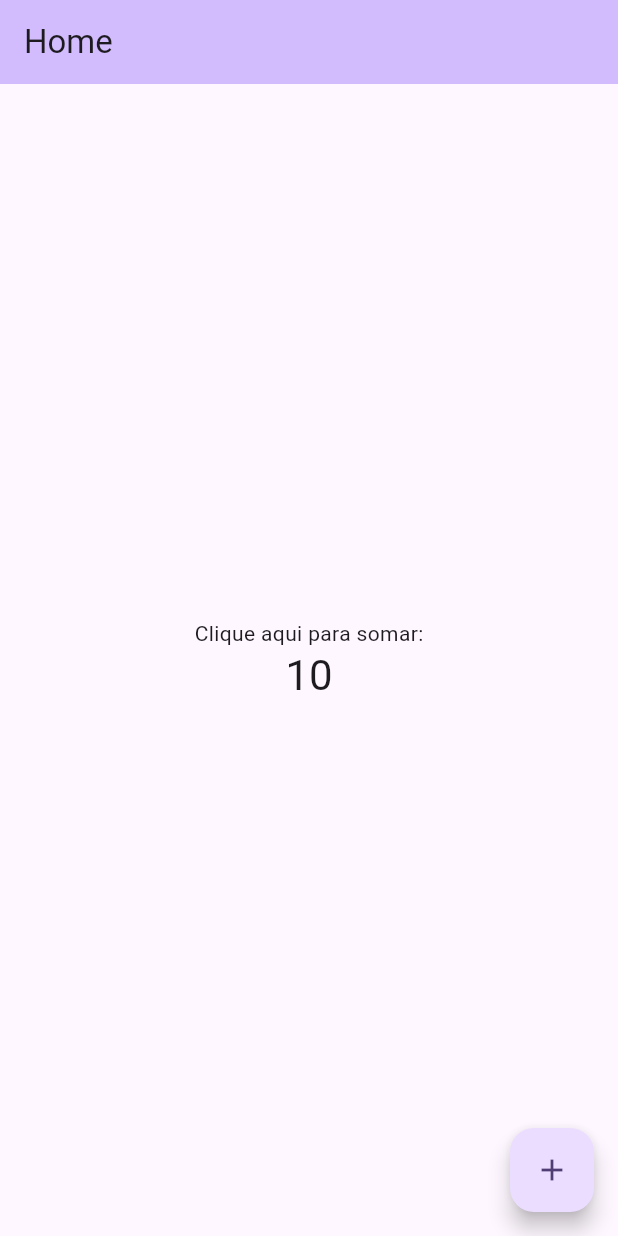
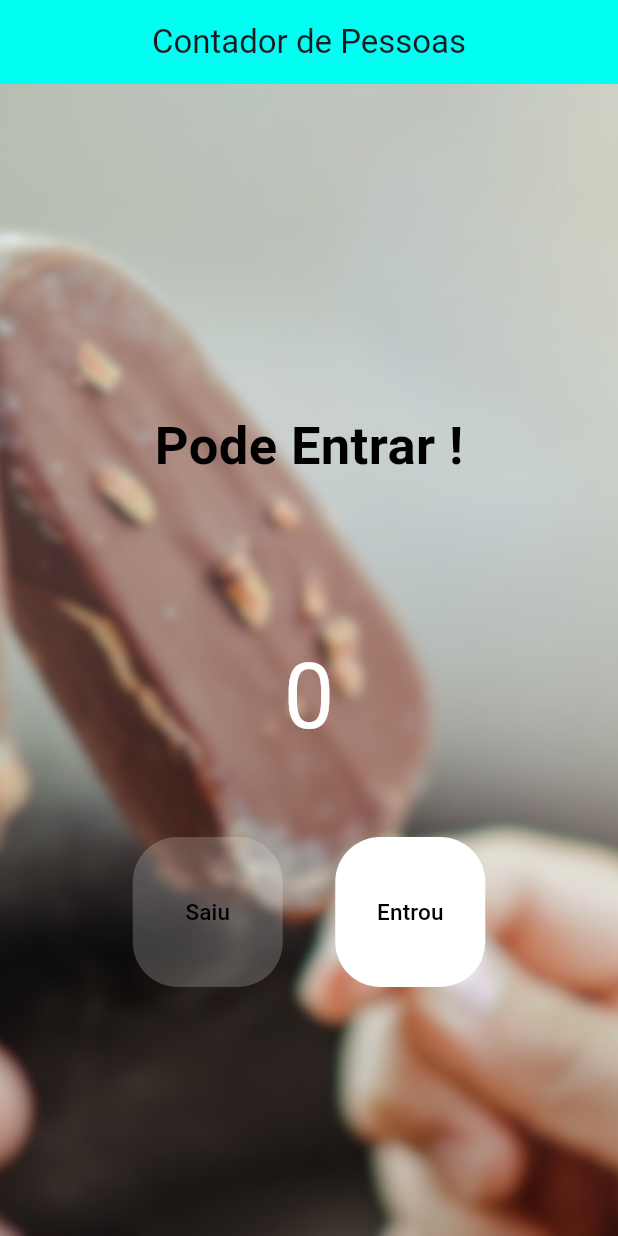
Before and after one commit to Jhonsonmarlon/app_qtd_pessoas, a Flutter app: the screen it shows after launch, on a phone screen of 412 x 824 dp. Run offline on Flutter 3.47's test engine with Material 3 defaults, Android fonts, the light colour scheme and no system bars.

Commit message:
APP_Completo

```diff
--- a/lib/main.dart
+++ b/lib/main.dart
@@ -1,3 +1,4 @@
+import 'package:flutter/foundation.dart';
 import 'package:flutter/material.dart';
 
 void main() {
@@ -6,62 +7,131 @@ void main() {
 
 class MyApp extends StatelessWidget {
   const MyApp({super.key});
+
   @override
   Widget build(BuildContext context) {
-    return MaterialApp(
-      title: 'Flutter Demo',
-      theme: ThemeData(
-        colorScheme: ColorScheme.fromSeed(seedColor: Colors.deepPurple),
-        useMaterial3: true,
-      ),
-      home: const MyHomePage(title: 'Home'),
+    return const MaterialApp(
+      debugShowCheckedModeBanner: false,
+      home: HomePage(),
     );
   }
 }
 
-class MyHomePage extends StatefulWidget {
-  const MyHomePage({super.key, required this.title});
-
-  final String title;
+class HomePage extends StatefulWidget {
+  const HomePage({super.key});
 
   @override
-  State<MyHomePage> createState() => _MyHomePageState();
+  State<HomePage> createState() => _HomePageState();
 }
 
-class _MyHomePageState extends State<MyHomePage> {
-  int _counter = 10;
+class _HomePageState extends State<HomePage> {
+  int count = 0;
 
-  void _incrementCounter() {
+  void decrement() {
     setState(() {
-      _counter--;
+      count--;
     });
+    if (kDebugMode) {
+      print(count);
+    }
   }
+
+  void increment() {
+    setState(() {
+      count++;
+    });
+    if (kDebugMode) {
+      print(count);
+    }
+  }
+
+  bool get isEmpty => count == 0;
+  bool get isFull => count == 20;
+
 
   @override
   Widget build(BuildContext context) {
     return Scaffold(
+      backgroundColor: const Color.fromARGB(255, 189, 97, 97),
+      // drawer: const Drawer(),
       appBar: AppBar(
-        backgroundColor: Theme.of(context).colorScheme.inversePrimary,
-        title: Text(widget.title),
+        centerTitle: true,
+        title: const Text('Contador de Pessoas'),
+        backgroundColor: const Color.fromARGB(255, 0, 255, 242),
       ),
-      body: Center(
+      body: Container(
+        decoration: const BoxDecoration(
+            image: DecorationImage(
+          image: AssetImage('assets/images/sorvetes.png'),
+          fit: BoxFit.cover,
+        )),
         child: Column(
           mainAxisAlignment: MainAxisAlignment.center,
-          children: <Widget>[
-            const Text(
-              'Clique aqui para somar:',
+          children: [
+             Padding(
+              padding: const EdgeInsets.all(50),
+              child: Text(
+                isFull ? 'Lotado' : 'Pode Entrar !',
+                style: TextStyle(
+                  fontSize: 35,
+                  color: isFull ? Colors.red : const Color.fromARGB(255, 0, 0, 0),
+                  fontWeight: FontWeight.bold,
+                ),
+              ),
             ),
-            Text(
-              '$_counter',
-              style: Theme.of(context).textTheme.headlineMedium,
+             Padding(
+              padding: const EdgeInsets.all(50),
+              child: Text(
+                count.toString(),
+                style: TextStyle(
+                  color: isFull ? Colors.red : Colors.white,
+                  fontSize: 60,
+                ),
+              ),
             ),
+            Row(
+              mainAxisAlignment: MainAxisAlignment.center,
+              children: [
+                TextButton(
+                  style: TextButton.styleFrom(
+                    foregroundColor: Colors.black,
+                    backgroundColor: isEmpty ? Colors.white.withOpacity(0.2) : Colors.white,
+                    fixedSize: const Size(100, 100),
+                    shape: RoundedRectangleBorder(
+                      borderRadius: BorderRadius.circular(30),
+                    ),
+                  ),
+                  onPressed: isEmpty ? null : decrement,
+                  child: const Text(
+                    'Saiu',
+                    style: TextStyle(
+                      color: Colors.black,
+                      fontSize: 15,
+                    ),
+                  ),
+                ),
+                const SizedBox(width: 35), //usado para afastar os botões
+                TextButton(
+                  style: TextButton.styleFrom(
+                      foregroundColor: Colors.black,
+                      backgroundColor: isFull ? Colors.white.withOpacity(0.2) : Colors.white,
+                      fixedSize: const Size(100, 100),
+                      shape: RoundedRectangleBorder(
+                        borderRadius: BorderRadius.circular(30),
+                      )),
+                  onPressed: isFull ? null : increment,
+                  child: const Text(
+                    'Entrou',
+                    style: TextStyle(
+                      color: Colors.black,
+                      fontSize: 15,
+                    ),
+                  ),
+                ),
+              ],
+            )
           ],
         ),
-      ),
-      floatingActionButton: FloatingActionButton(
-        onPressed: _incrementCounter,
-        tooltip: 'Increment',
-        child: const Icon(Icons.add),
       ),
     );
   }
```
Also changed, not shown: pubspec.yaml (+22 -0 lines), assets/images/icons/app1.png (added), assets/images/sorvetes.png (added), pubspec.lock, 1 other file.
